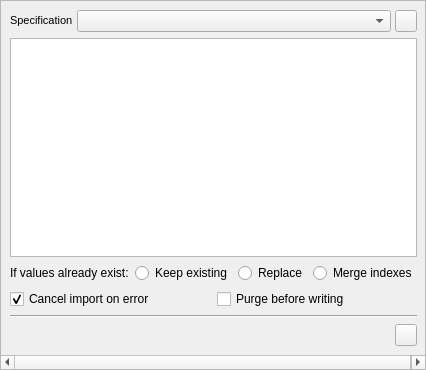
spine-tools/spine-items, file spine_items/importer/ui/importer_properties.ui: the form before one commit.
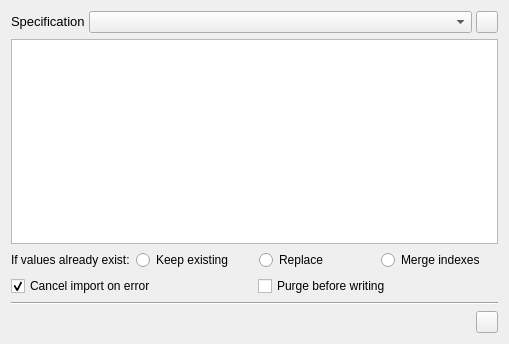
The form after the commit. Icons and pictures are not drawn.

Commit message:
Add option to paint icon in the background of properties widget
This is to help identifying the properties widget.

```diff
--- a/spine_items/importer/ui/importer_properties.ui
+++ b/spine_items/importer/ui/importer_properties.ui
@@ -18,44 +18,14 @@
    <rect>
     <x>0</x>
     <y>0</y>
-    <width>426</width>
-    <height>370</height>
+    <width>509</width>
+    <height>344</height>
    </rect>
   </property>
   <property name="windowTitle">
    <string>Form</string>
   </property>
   <layout class="QVBoxLayout" name="verticalLayout">
-   <property name="spacing">
-    <number>0</number>
-   </property>
-   <property name="leftMargin">
-    <number>0</number>
-   </property>
-   <property name="topMargin">
-    <number>0</number>
-   </property>
-   <property name="rightMargin">
-    <number>0</number>
-   </property>
-   <property name="bottomMargin">
-    <number>0</number>
-   </property>
-   <item>
-    <widget class="QScrollArea" name="scrollArea_6">
-     <property name="widgetResizable">
-      <bool>true</bool>
-     </property>
-     <widget class="QWidget" name="scrollAreaWidgetContents_5">
-      <property name="geometry">
-       <rect>
-        <x>0</x>
-        <y>0</y>
-        <width>509</width>
-        <height>354</height>
-       </rect>
-      </property>
-      <layout class="QVBoxLayout" name="verticalLayout_21">
        <item>
         <layout class="QHBoxLayout" name="horizontalLayout_9">
          <property name="spacing">
@@ -77,7 +47,7 @@
            </property>
            <property name="font">
             <font>
-             <pointsize>8</pointsize>
+         <pointsize>10</pointsize>
             </font>
            </property>
            <property name="text">
@@ -258,10 +228,6 @@
           </widget>
          </item>
         </layout>
-       </item>
-      </layout>
-     </widget>
-    </widget>
    </item>
   </layout>
  </widget>
```
Lines whose indentation alone changed are shown as unchanged. The commit also changes 29 other files.
